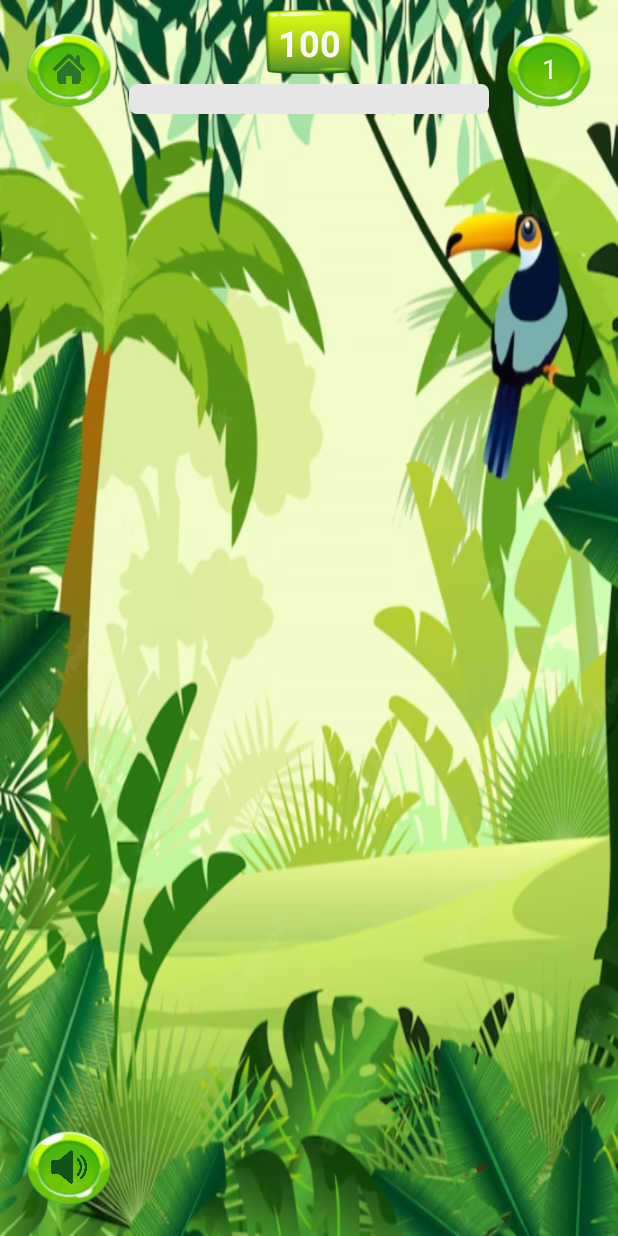
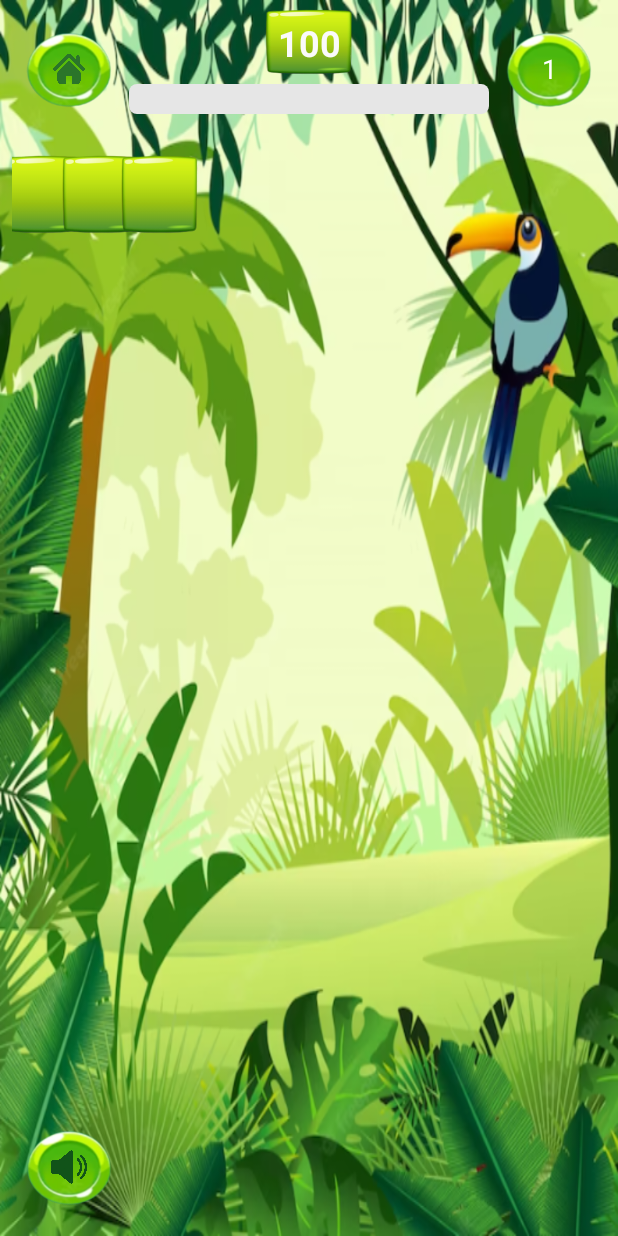
Before and after one commit to kiberravshanbek/Memory_Game, an Android app: the layout fragment_game.xml on its own in the app's theme, with its tools: preview values and no code run, on a phone screen of 412 x 824 dp. Run offline under Robolectric (Android 15) with nearby library versions, the phone set to English and light mode, and no system bars; Roboto replaces fonts that are not available here.

Commit message:
gridView

```diff
--- a/app/src/main/res/layout/fragment_game.xml
+++ b/app/src/main/res/layout/fragment_game.xml
@@ -3,6 +3,7 @@
     xmlns:app="http://schemas.android.com/apk/res-auto"
     android:layout_width="match_parent"
     android:layout_height="match_parent"
+    xmlns:tools="http://schemas.android.com/tools"
     android:background="@drawable/img_10">
 
 
@@ -53,6 +54,14 @@
         app:layout_constraintRight_toRightOf="parent"
         app:layout_constraintTop_toBottomOf="@id/level"
         app:layout_constraintVertical_bias="1.0">
+        <GridView
+            android:layout_width="match_parent"
+            android:layout_gravity="center"
+            android:gravity="center"
+            android:layout_height="match_parent"
+            android:numColumns="10"
+            tools:listitem="@layout/item_img"
+            />
 
         <androidx.constraintlayout.widget.ConstraintLayout
 
--- /dev/null
+++ b/app/src/main/res/layout/item_img.xml
@@ -0,0 +1,11 @@
+<?xml version="1.0" encoding="utf-8"?>
+<LinearLayout xmlns:android="http://schemas.android.com/apk/res/android"
+             android:layout_width="60dp"
+             android:layout_height="60dp">
+    <ImageView
+        android:layout_width="match_parent"
+        android:layout_height="match_parent"
+        android:src="@drawable/bg_for_dialog"/>
+
+
+</LinearLayout>
```
